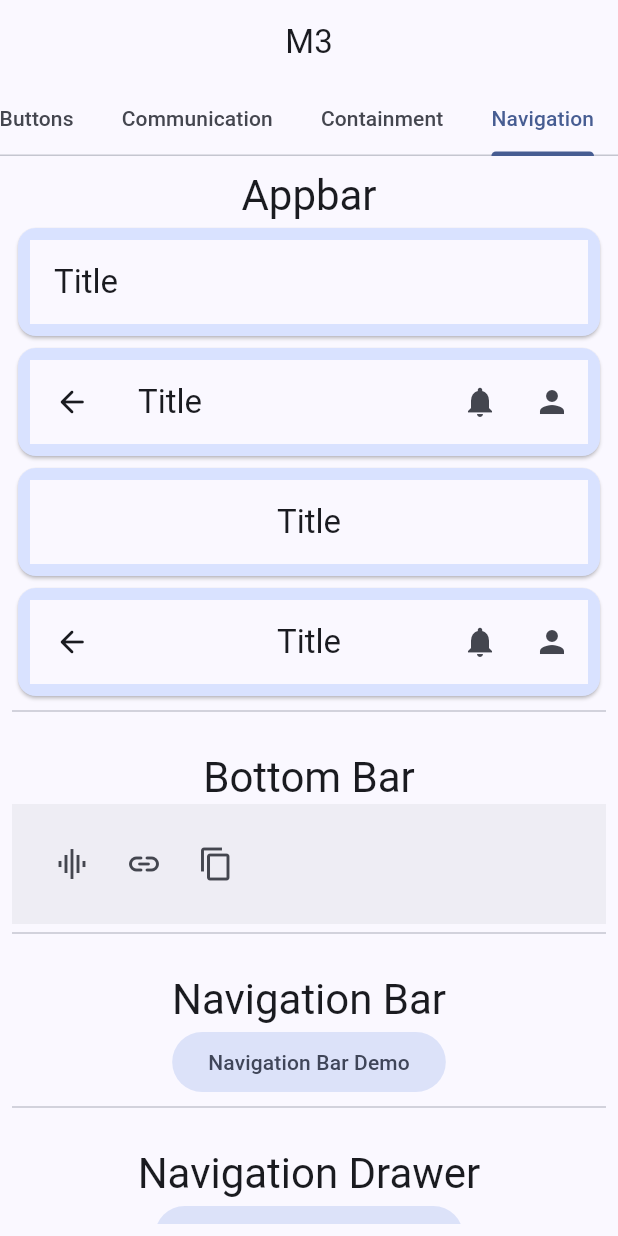
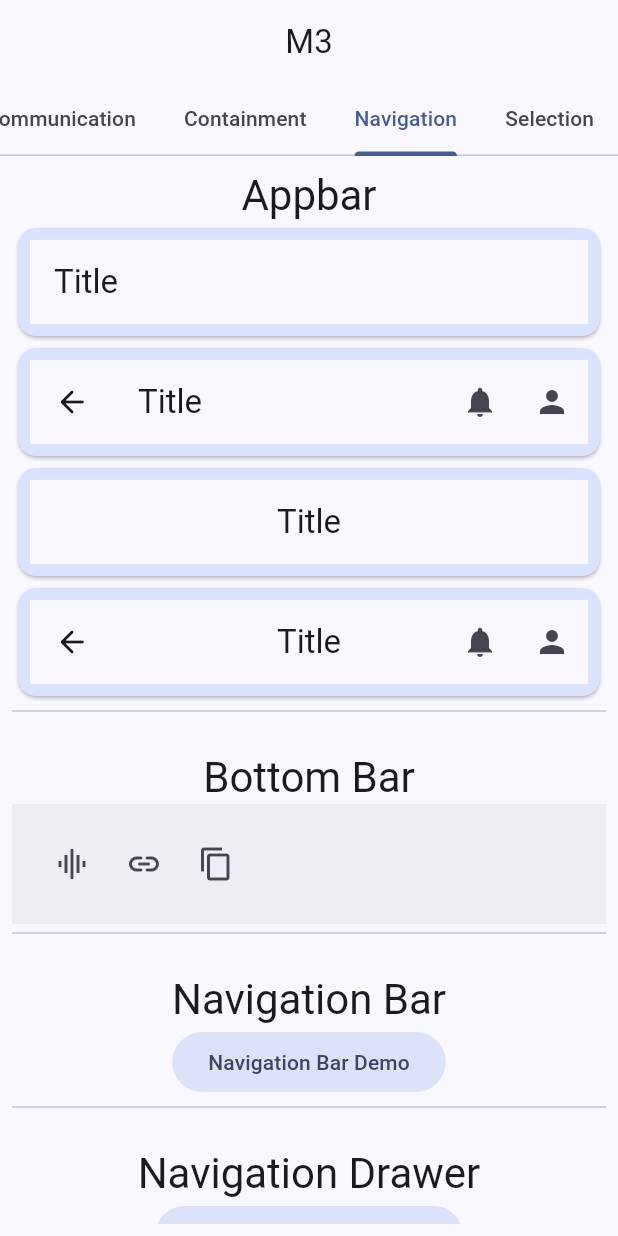
Before and after one commit to VrushankBardolia/material3_widgets, a Flutter app: the screen it shows after launch, tab 4 chosen, on a phone screen of 412 x 824 dp. Run offline on Flutter 3.47's test engine with Material 2 defaults, Android fonts, the phone set to English and light mode, and no system bars.

Commit message:
Selection screen added

```diff
--- a/lib/home.dart
+++ b/lib/home.dart
@@ -1,4 +1,5 @@
 import 'package:flutter/material.dart';
+import 'package:m3_widgets/screens/selection.dart';
 import '../screens/buttons.dart';
 import '../screens/communication.dart';
 import '../screens/containment.dart';
@@ -10,7 +11,7 @@
   @override
   Widget build(BuildContext context) {
     return DefaultTabController(
-      length: 4,
+      length: 5,
       child: Scaffold(
         appBar: AppBar(
           centerTitle: true,
@@ -22,6 +23,7 @@
                 Tab(text:'Communication'),
                 Tab(text:'Containment'),
                 Tab(text:'Navigation'),
+                Tab(text:'Selection'),
               ]
           ),
         ),
@@ -30,7 +32,8 @@
             Buttons(),
             Communication(),
             Containment(),
-            Navigation()
+            Navigation(),
+            Selection()
           ],
         ),
       ),
--- /dev/null
+++ b/lib/screens/selection.dart
@@ -0,0 +1,24 @@
+import 'package:flutter/material.dart';
+
+class Selection extends StatefulWidget {
+  const Selection({super.key});
+
+  @override
+  State<Selection> createState() => _SelectionState();
+}
+
+class _SelectionState extends State<Selection> {
+  @override
+  Widget build(BuildContext context) {
+    return Padding(
+      padding: EdgeInsets.all(8.0),
+      child: SingleChildScrollView(
+        child: Column(
+          children: [
+
+          ],
+        ),
+      ),
+    )
+  }
+}
```
